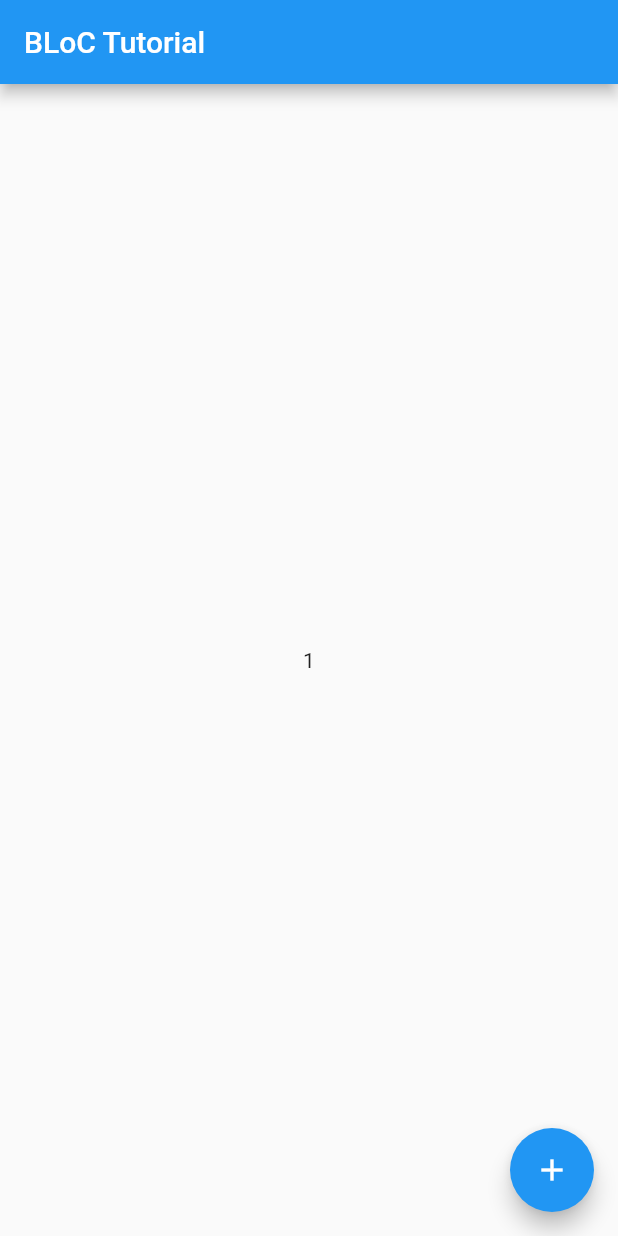
After one commit to md-siam/bloc_tutorial, a Flutter app: the screen it shows after launch, after a tap on the "add" icon, on a phone screen of 412 x 824 dp. The commit adds this screen. Run offline on Flutter 3.47's test engine with Material 2 defaults, Android fonts, the phone set to English and light mode, and no system bars; our stand-ins replace bloc, flutter_bloc.

Commit message:
Counter app using cubit

```diff
--- /dev/null
+++ b/lib/3_flutter_bloc_concept/cubit/counter_cubit.dart
@@ -0,0 +1,29 @@
+import 'package:bloc/bloc.dart';
+
+part 'counter_state.dart';
+
+class CounterCubit extends Cubit<CounterState> {
+  CounterCubit()
+      : super(CounterState(
+          counterValue: 0,
+          wasIncremented: true,
+        ));
+
+  void increment() {
+    return emit(
+      CounterState(
+        counterValue: state.counterValue + 1,
+        wasIncremented: true,
+      ),
+    );
+  }
+
+  void decrement() {
+    return emit(
+      CounterState(
+        counterValue: state.counterValue - 1,
+        wasIncremented: false,
+      ),
+    );
+  }
+}
--- /dev/null
+++ b/lib/3_flutter_bloc_concept/cubit/counter_state.dart
@@ -0,0 +1,11 @@
+part of 'counter_cubit.dart';
+
+class CounterState {
+  int counterValue;
+  bool wasIncremented;
+
+  CounterState({
+    required this.counterValue,
+    required this.wasIncremented,
+  });
+}
--- a/lib/main.dart
+++ b/lib/main.dart
@@ -1,5 +1,6 @@
 import 'package:flutter/material.dart';
-import 'package:bloc_tutorial/views/home_page.dart';
+
+import 'views/home_page.dart';
 
 void main() {
   runApp(const MyApp());
@@ -16,7 +17,7 @@ class MyApp extends StatelessWidget {
       theme: ThemeData(
         primarySwatch: Colors.blue,
       ),
-      home: const HomePage(),
+      home: const MyHomePage(),
     );
   }
 }
--- a/lib/views/home_page.dart
+++ b/lib/views/home_page.dart
@@ -1,7 +1,20 @@
 import 'package:flutter/material.dart';
 
-class HomePage extends StatelessWidget {
-  const HomePage({Key? key}) : super(key: key);
+class MyHomePage extends StatefulWidget {
+  const MyHomePage({Key? key}) : super(key: key);
+
+  @override
+  State<MyHomePage> createState() => _MyHomePageState();
+}
+
+class _MyHomePageState extends State<MyHomePage> {
+  int counter = 0;
+
+  void _incrementCounter() {
+    setState(() {
+      counter = counter + 1;
+    });
+  }
 
   @override
   Widget build(BuildContext context) {
@@ -9,6 +22,14 @@ class HomePage extends StatelessWidget {
       appBar: AppBar(
         title: const Text('BLoC Tutorial'),
       ),
+      body: Center(
+        child: Text('$counter'),
+      ),
+      floatingActionButton: FloatingActionButton(
+        onPressed: _incrementCounter,
+        tooltip: 'Increment',
+        child: const Icon(Icons.add),
+      ),
     );
   }
 }
--- a/pubspec.yaml
+++ b/pubspec.yaml
@@ -35,6 +35,7 @@ dependencies:
   cupertino_icons: ^1.0.2
   # For state-management
   bloc: ^8.0.3
+  flutter_bloc: ^8.0.1
 
 dev_dependencies:
   flutter_test:
```
Also changed, not shown: lib/3_flutter_bloc_concept/main.dart (added, +102 -0 lines), pubspec.lock, 3 other files.
